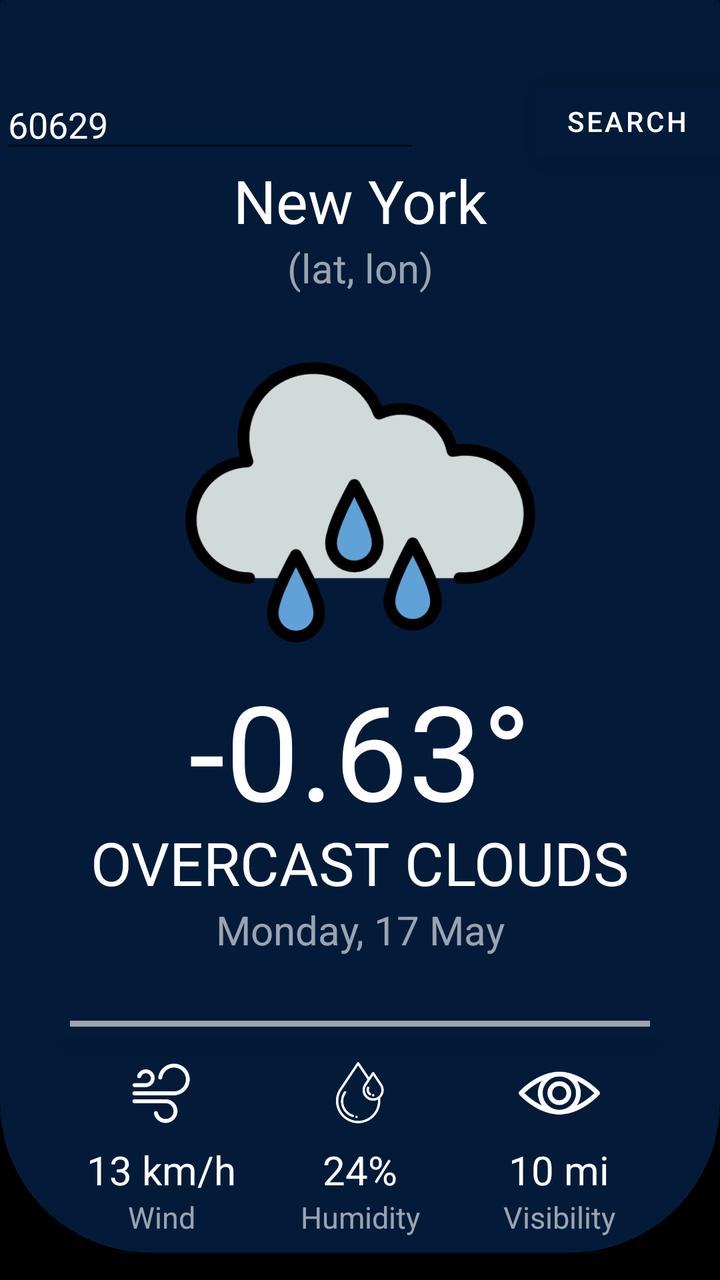
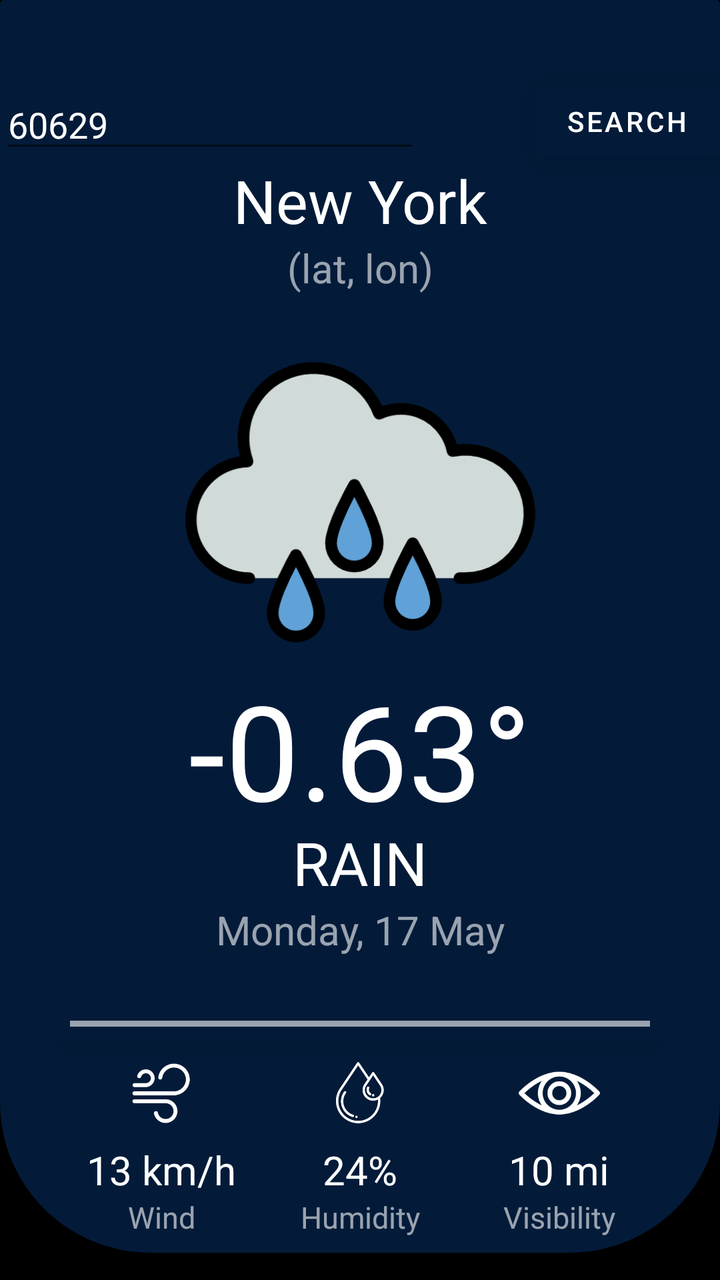

An Android layout rendered at two revisions. The XML below is the earlier revision; the diff shows what the commit changed to produce the second picture.
<!-- AndroidManifest.xml: application theme Theme.WeatherApp -->
<!-- res/layout/activity_main.xml -->
<?xml version="1.0" encoding="utf-8"?>
<androidx.constraintlayout.motion.widget.MotionLayout xmlns:android="http://schemas.android.com/apk/res/android"
    xmlns:app="http://schemas.android.com/apk/res-auto"
    xmlns:tools="http://schemas.android.com/tools"
    android:layout_width="match_parent"
    android:layout_height="match_parent"
    android:background="@color/black"
    android:translationZ="10dp"
    app:layoutDescription="@xml/activity_main_scene"
    tools:context=".MainActivity">


    <androidx.cardview.widget.CardView
        android:id="@+id/cardView"
        android:layout_width="match_parent"
        android:layout_height="0dp"
        android:layout_marginBottom="-8dp"
        app:cardBackgroundColor="@color/black"
        app:layout_constraintBottom_toBottomOf="@+id/constraintLayout"
        app:layout_constraintEnd_toEndOf="parent"
        app:layout_constraintStart_toStartOf="parent"
        app:layout_constraintTop_toTopOf="parent">

        <androidx.cardview.widget.CardView
            android:layout_width="match_parent"
            android:layout_height="match_parent"
            android:layout_marginTop="-75dp"
            app:cardBackgroundColor="@color/dark_blue"
            app:cardCornerRadius="75dp">

            <ImageView
                android:id="@+id/image_view"
                android:layout_width="match_parent"
                android:layout_height="match_parent"
                android:contentDescription="TODO"
                android:scaleType="fitXY" />

        </androidx.cardview.widget.CardView>
    </androidx.cardview.widget.CardView>

    <EditText
        android:id="@+id/editText_ZipCode"
        android:layout_width="wrap_content"
        android:layout_height="wrap_content"
        android:layout_marginTop="40dp"
        android:ems="10"
        android:inputType="numberDecimal"
        android:text="60629"
        android:textColor="@color/font"
        android:translationZ="10dp"
        app:layout_constraintStart_toStartOf="parent"
        app:layout_constraintTop_toTopOf="parent" />

    <Button
        android:id="@+id/button_search"
        android:layout_width="wrap_content"
        android:layout_height="wrap_content"
        android:background="@null"
        android:backgroundTint="@color/dark_blue"
        android:text="Search"
        android:translationZ="10dp"
        app:layout_constraintBottom_toBottomOf="@+id/editText_ZipCode"
        app:layout_constraintEnd_toEndOf="parent"
        app:layout_constraintTop_toTopOf="@+id/editText_ZipCode" />

    <TextView
        android:id="@+id/textView_cityName"
        android:layout_width="wrap_content"
        android:layout_height="wrap_content"
        android:layout_marginTop="40dp"
        android:singleLine="true"
        android:text="New York"
        android:textAlignment="center"
        android:textColor="@color/font"
        android:textSize="30sp"
        android:translationZ="10dp"
        app:layout_constraintBottom_toTopOf="@+id/textView_lat_lon"
        app:layout_constraintEnd_toEndOf="parent"
        app:layout_constraintStart_toStartOf="parent"
        app:layout_constraintTop_toTopOf="@+id/editText_ZipCode" />

    <TextView
        android:id="@+id/textView_lat_lon"
        android:layout_width="wrap_content"
        android:layout_height="wrap_content"
        android:text="(lat, lon)"
        android:textColor="@color/font_alt"
        android:textSize="20sp"
        android:translationZ="10dp"
        app:layout_constraintBottom_toTopOf="@+id/imageView_weatherIcon"
        app:layout_constraintEnd_toEndOf="parent"
        app:layout_constraintStart_toStartOf="parent"
        app:layout_constraintTop_toBottomOf="@id/textView_cityName" />

    <ImageView
        android:id="@+id/imageView_weatherIcon"
        android:layout_width="175dp"
        android:layout_height="175dp"
        android:layout_marginTop="16dp"
        android:contentDescription="TODO"
        android:src="@drawable/icon_rain"
        android:translationZ="10dp"
        app:layout_constraintBottom_toTopOf="@+id/textView_currentTemp"
        app:layout_constraintEnd_toEndOf="parent"
        app:layout_constraintStart_toStartOf="parent"
        app:layout_constraintTop_toBottomOf="@id/textView_lat_lon" />

    <TextView
        android:id="@+id/textView_currentTemp"
        android:layout_width="wrap_content"
        android:layout_height="wrap_content"
        android:layout_marginTop="-8dp"
        android:text="-0.63°"
        android:textColor="@color/white"
        android:textSize="66sp"
        android:translationZ="10dp"
        app:layout_constraintEnd_toEndOf="parent"
        app:layout_constraintStart_toStartOf="parent"
        app:layout_constraintTop_toBottomOf="@id/imageView_weatherIcon" />

    <TextView
        android:id="@+id/textView_weatherDescription"
        android:layout_width="wrap_content"
        android:layout_height="wrap_content"
        android:layout_marginTop="-8dp"
        android:text="overcast clouds"
        android:textAllCaps="true"
        android:textColor="@color/white"
        android:textSize="30sp"
        android:translationZ="10dp"
        app:layout_constraintEnd_toEndOf="parent"
        app:layout_constraintStart_toStartOf="parent"
        app:layout_constraintTop_toBottomOf="@id/textView_currentTemp" />

    <TextView
        android:id="@+id/textView_currentDate"
        android:layout_width="wrap_content"
        android:layout_height="wrap_content"
        android:text="Monday, 17 May"
        android:textColor="@color/font_alt"
        android:textSize="20sp"
        android:translationZ="10dp"
        app:layout_constraintBottom_toTopOf="@+id/view_line"
        app:layout_constraintEnd_toEndOf="parent"
        app:layout_constraintStart_toStartOf="parent"
        app:layout_constraintTop_toBottomOf="@id/textView_weatherDescription" />

    <View
        android:id="@+id/view_line"
        android:layout_width="match_parent"
        android:layout_height="3dp"
        android:layout_marginHorizontal="35dp"
        android:layout_marginTop="32dp"
        android:background="@color/font_alt"
        android:translationZ="10dp"
        app:layout_constraintTop_toBottomOf="@id/textView_currentDate"
        tools:layout_editor_absoluteX="35dp" />

    <androidx.constraintlayout.widget.ConstraintLayout
        android:id="@+id/constraintLayout"
        android:layout_width="0dp"
        android:layout_height="wrap_content"
        android:layout_marginTop="8dp"
        android:translationZ="10dp"
        app:layout_constraintEnd_toEndOf="parent"
        app:layout_constraintStart_toStartOf="@+id/cardView"
        app:layout_constraintTop_toBottomOf="@id/view_line">


        <ImageView
            android:id="@+id/imageView_currentWind"
            android:layout_width="60dp"
            android:layout_height="60dp"
            android:layout_gravity="center_horizontal"
            android:contentDescription="TODO"
            android:scaleType="fitXY"
            android:src="@mipmap/icon_wind_foreground"
            app:layout_constraintBottom_toBottomOf="@+id/imageView_currentHumidity"
            app:layout_constraintEnd_toEndOf="@+id/textView_currentWindSpeed_1"
            app:layout_constraintStart_toStartOf="@+id/textView_currentWindSpeed_1"
            app:layout_constraintTop_toTopOf="@+id/imageView_currentHumidity" />

        <TextView
            android:id="@+id/textView_currentWindSpeed_1"
            android:layout_width="wrap_content"
            android:layout_height="wrap_content"
            android:layout_gravity="center_horizontal"
            android:text="13 km/h"
            android:textColor="@color/white"
            android:textSize="20sp"
            android:translationZ="20dp"
            app:layout_constraintBottom_toBottomOf="@+id/textView_currentHumidity_1"
            app:layout_constraintEnd_toStartOf="@+id/textView_currentHumidity_1"
            app:layout_constraintStart_toStartOf="parent"
            app:layout_constraintTop_toTopOf="@+id/textView_currentHumidity_1" />

        <TextView
            android:id="@+id/textView_currentWindSpeed_2"
            android:layout_width="wrap_content"
            android:layout_height="wrap_content"
            android:layout_gravity="center_horizontal"
            android:text="Wind"
            android:textColor="@color/font_alt"
            android:textSize="15sp"
            android:translationZ="20dp"
            app:layout_constraintBottom_toBottomOf="@+id/textView_currentHumidity_2"
            app:layout_constraintEnd_toEndOf="@+id/textView_currentWindSpeed_1"
            app:layout_constraintStart_toStartOf="@+id/textView_currentWindSpeed_1"
            app:layout_constraintTop_toTopOf="@+id/textView_currentHumidity_2" />

        <ImageView
            android:id="@+id/imageView_currentHumidity"
            android:layout_width="50dp"
            android:layout_height="50dp"
            android:layout_gravity="center_horizontal"
            android:contentDescription="TODO"
            android:scaleType="fitXY"
            android:src="@mipmap/icon_humidity_foreground"
            app:layout_constraintEnd_toEndOf="@+id/textView_currentHumidity_1"
            app:layout_constraintStart_toStartOf="@+id/textView_currentHumidity_1"
            app:layout_constraintTop_toTopOf="parent" />

        <TextView
            android:id="@+id/textView_currentHumidity_1"
            android:layout_width="wrap_content"
            android:layout_height="wrap_content"
            android:layout_gravity="center_horizontal"
            android:text="24%"
            android:textColor="@color/white"
            android:textSize="20sp"
            android:translationZ="20dp"
            app:layout_constraintBottom_toTopOf="@+id/textView_currentHumidity_2"
            app:layout_constraintEnd_toEndOf="parent"
            app:layout_constraintStart_toStartOf="parent"
            app:layout_constraintTop_toBottomOf="@+id/imageView_currentHumidity" />

        <TextView
            android:id="@+id/textView_currentHumidity_2"
            android:layout_width="wrap_content"
            android:layout_height="wrap_content"
            android:layout_gravity="center_horizontal"
            android:text="Humidity"
            android:textColor="@color/font_alt"
            android:textSize="15sp"
            android:translationZ="20dp"
            app:layout_constraintBottom_toBottomOf="parent"
            app:layout_constraintEnd_toEndOf="@+id/textView_currentHumidity_1"
            app:layout_constraintStart_toStartOf="@+id/textView_currentHumidity_1" />

        <ImageView
            android:id="@+id/imageView_currentVisibility"
            android:layout_width="70dp"
            android:layout_height="70dp"
            android:layout_gravity="center_horizontal"
            android:layout_weight="1"
            android:contentDescription="TODO"
            android:scaleType="fitXY"
            android:src="@mipmap/icon_visibility_foreground"
            app:layout_constraintBottom_toBottomOf="@+id/imageView_currentHumidity"
            app:layout_constraintEnd_toEndOf="@+id/textView_currentVisibility_1"
            app:layout_constraintStart_toStartOf="@+id/textView_currentVisibility_1"
            app:layout_constraintTop_toTopOf="@+id/imageView_currentHumidity" />

        <TextView
            android:id="@+id/textView_currentVisibility_1"
            android:layout_width="wrap_content"
            android:layout_height="wrap_content"
            android:layout_gravity="center_horizontal"
            android:layout_weight="1"
            android:text="10 mi"
            android:textColor="@color/white"
            android:textSize="20sp"
            android:translationZ="20dp"
            app:layout_constraintBottom_toBottomOf="@+id/textView_currentHumidity_1"
            app:layout_constraintEnd_toEndOf="parent"
            app:layout_constraintStart_toEndOf="@+id/textView_currentHumidity_1"
            app:layout_constraintTop_toTopOf="@+id/textView_currentHumidity_1" />

        <TextView
            android:id="@+id/textView_currentVisibility_2"
            android:layout_width="wrap_content"
            android:layout_height="wrap_content"
            android:layout_gravity="center_horizontal"
            android:layout_weight="1"
            android:text="Visibility"
            android:textColor="@color/font_alt"
            android:textSize="15sp"
            android:translationZ="20dp"
            app:layout_constraintBottom_toBottomOf="@+id/textView_currentHumidity_2"
            app:layout_constraintEnd_toEndOf="@+id/textView_currentVisibility_1"
            app:layout_constraintStart_toStartOf="@+id/textView_currentVisibility_1"
            app:layout_constraintTop_toTopOf="@+id/textView_currentHumidity_2" />


    </androidx.constraintlayout.widget.ConstraintLayout>

    <TextView
        android:id="@+id/textView_today"
        android:layout_width="wrap_content"
        android:layout_height="wrap_content"
        android:layout_marginTop="8dp"
        android:text="Today"
        android:textColor="@color/font"
        android:textSize="24sp"
        android:translationZ="10dp"
        app:layout_constraintStart_toStartOf="parent"
        app:layout_constraintTop_toBottomOf="@+id/cardView" />

    <TextView
        android:id="@+id/textView_sevenDays"
        android:layout_width="wrap_content"
        android:layout_height="wrap_content"
        android:layout_marginBottom="5dp"
        android:text="7 days >"
        android:textColor="@color/font_alt"
        android:textSize="20sp"
        android:translationZ="10dp"
        app:layout_constraintBottom_toBottomOf="@+id/textView_today"
        app:layout_constraintEnd_toEndOf="parent"
        app:layout_constraintTop_toTopOf="@+id/textView_today" />

    <androidx.recyclerview.widget.RecyclerView
        android:id="@+id/listView_hourlyWeather"
        android:layout_width="0dp"
        android:layout_height="0dp"
        android:orientation="horizontal"
        android:translationZ="10dp"
        android:nestedScrollingEnabled="false"
        app:layout_constraintBottom_toBottomOf="parent"
        app:layout_constraintEnd_toEndOf="parent"
        app:layout_constraintStart_toStartOf="parent"
        app:layout_constraintTop_toBottomOf="@+id/textView_today" />


    <androidx.recyclerview.widget.RecyclerView
        android:id="@+id/listView_dailyWeather"
        android:layout_width="0dp"
        android:layout_height="wrap_content"
        android:orientation="vertical"
        android:translationZ="10dp"
        android:paddingTop="10dp"
        android:nestedScrollingEnabled="false"
        app:layout_constraintEnd_toEndOf="parent"
        app:layout_constraintStart_toStartOf="parent"
        android:visibility="invisible"
        app:layout_constraintTop_toBottomOf="@+id/textView_today" />


</androidx.constraintlayout.motion.widget.MotionLayout>
<!-- resources referenced by this layout -->
<resources>
  <color name="black">#FF000000</color>
  <color name="dark_blue">#031b39</color>
  <color name="font">#ffffff</color>
  <color name="font_alt">#99ffffff</color>
  <color name="white">#FFFFFFFF</color>
  <!-- drawable icon_rain: png bitmap (drawable, 27035 bytes) -->
  <!-- mipmap icon_humidity_foreground: png bitmap (mipmap-hdpi, 3598 bytes) -->
  <!-- mipmap icon_visibility_foreground: png bitmap (mipmap-hdpi, 2036 bytes) -->
  <!-- mipmap icon_wind_foreground: png bitmap (mipmap-hdpi, 2291 bytes) -->
  <style name="Theme.WeatherApp" parent="Theme.MaterialComponents.DayNight.NoActionBar">
          
          <item name="colorPrimary">@color/purple_500</item>
          <item name="colorPrimaryVariant">@color/purple_700</item>
          <item name="colorOnPrimary">@color/white</item>
          
          <item name="colorSecondary">@color/teal_200</item>
          <item name="colorSecondaryVariant">@color/teal_700</item>
          <item name="colorOnSecondary">@color/black</item>
          
          <item name="android:statusBarColor" tools:targetApi="l">@color/transparent</item>
          
  
      </style>
  <color name="purple_500">#FF6200EE</color>
  <color name="purple_700">#FF3700B3</color>
  <color name="teal_200">#FF03DAC5</color>
  <color name="teal_700">#FF018786</color>
  <color name="transparent">#00000000</color>
</resources>

<!-- the commit's change to res/layout/activity_main.xml (unified diff, before → after) -->
@@ -123,7 +123,7 @@
         android:layout_width="wrap_content"
         android:layout_height="wrap_content"
         android:layout_marginTop="-8dp"
-        android:text="overcast clouds"
+        android:text="rain"
         android:textAllCaps="true"
         android:textColor="@color/white"
         android:textSize="30sp"
